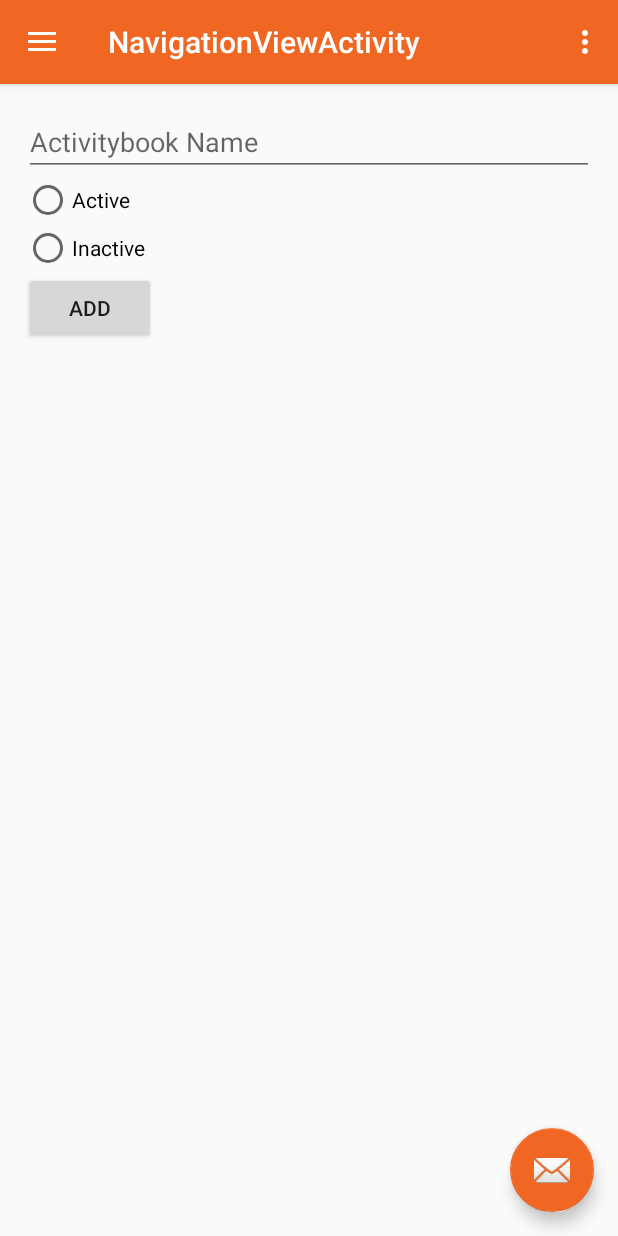
After one commit to bryanzw15/HoaMobileAndroid, an Android app: the fragment AddActivitybookViewFragment placed in its activity, on a phone screen of 412 x 824 dp. The commit adds this screen. Run offline under Robolectric (Android 15) with nearby library versions, the phone set to English and light mode, and no system bars.

Commit message:
Implemented Add Activitybook and error if the user do not have any activytybook, activity, tasklist, task

```diff
--- a/app/src/main/java/com/seng4100/hoamobile/API/EndpointInterface.java
+++ b/app/src/main/java/com/seng4100/hoamobile/API/EndpointInterface.java
@@ -8,8 +8,10 @@ import com.seng4100.hoamobile.Model.Tasklist;
 import java.util.List;
 
 import retrofit.Call;
+import retrofit.http.Body;
 import retrofit.http.DELETE;
 import retrofit.http.GET;
+import retrofit.http.POST;
 import retrofit.http.Path;
 
 public interface EndpointInterface {
@@ -23,6 +25,8 @@ public interface EndpointInterface {
     Call<Activitybook> getActivitybook(@Path("id") int id);
     @DELETE("/activitybooks/{id}")
     Call<String> deleteActivitybook(@Path("id") int id);
+    @POST("/activitybooks")
+    Call<Activitybook> createActivityBook(@Body Activitybook activitybook);
 
 
 
--- a/app/src/main/java/com/seng4100/hoamobile/View/ActivityFragmentView.java
+++ b/app/src/main/java/com/seng4100/hoamobile/View/ActivityFragmentView.java
@@ -199,6 +199,10 @@ public class ActivityFragmentView extends Fragment implements AbsListView.OnItem
                 if (response.isSuccess()) {
                     mAdapter = new ListViewActivityAdapter(getActivity(), response.body().getActivities());
                     mListView.setAdapter(mAdapter);
+
+                    if(mAdapter.getCount() == 0){
+                        setEmptyText("You don't have any activity. Add some of them!");
+                    }
                     Log.d("Success", response.raw().toString());
                 }
             }
--- a/app/src/main/java/com/seng4100/hoamobile/View/ActivitybookFragmentView.java
+++ b/app/src/main/java/com/seng4100/hoamobile/View/ActivitybookFragmentView.java
@@ -206,6 +206,10 @@ public class ActivitybookFragmentView extends Fragment implements AbsListView.On
                     mAdapter = new ListViewActivitybookAdapter(getActivity(), response.body());
                     //mAdapter.setAbsListView(mListView);
                     mListView.setAdapter(mAdapter);
+
+                    if(mAdapter.getCount() == 0){
+                        setEmptyText("You don't have any activitybook. Add some of them!");
+                    }
                     Log.d("Success", "" + response.raw());
                 }
             }
--- /dev/null
+++ b/app/src/main/java/com/seng4100/hoamobile/View/AddActivitybookViewFragment.java
@@ -0,0 +1,104 @@
+package com.seng4100.hoamobile.View;
+
+import android.app.Fragment;
+import android.app.FragmentTransaction;
+import android.os.Bundle;
+import android.support.annotation.Nullable;
+import android.util.Log;
+import android.view.LayoutInflater;
+import android.view.View;
+import android.view.ViewGroup;
+import android.widget.Button;
+import android.widget.EditText;
+import android.widget.RadioButton;
+import android.widget.RadioGroup;
+import android.widget.Toast;
+
+import com.seng4100.hoamobile.API.EndpointInterface;
+import com.seng4100.hoamobile.API.ServiceGenerator;
+import com.seng4100.hoamobile.Adapter.ListViewActivityAdapter;
+import com.seng4100.hoamobile.Model.Activitybook;
+import com.seng4100.hoamobile.R;
+
+import retrofit.Call;
+import retrofit.Callback;
+import retrofit.Response;
+import retrofit.Retrofit;
+
+
+public class AddActivitybookViewFragment extends Fragment {
+
+    //RadioGroup activeRadioGroup = (RadioGroup) getView().findViewById(R.id.active_radiogroup);
+
+
+    //int selectedID = activeRadioGroup.getCheckedRadioButtonId();
+
+    //RadioButton selectedButton = (RadioButton) getView().findViewById(selectedID);
+    //String activeness = "";
+
+
+    @Nullable
+    @Override
+    public View onCreateView(LayoutInflater inflater, ViewGroup container, Bundle savedInstanceState) {
+        return inflater.inflate(R.layout.fragment_add_activitybook, container, false);
+        //return super.onCreateView(inflater, container, savedInstanceState);
+
+
+    }
+
+    @Override
+    public void onCreate(Bundle savedInstanceState ) {
+        super.onCreate(savedInstanceState);
+
+
+
+
+    }
+
+    @Override
+    public void onStart() {
+        super.onStart();
+
+        final EditText addActivityBook = (EditText) getView().findViewById(R.id.add_activitybook_name);
+
+
+        final Button sumbitButton = (Button) getView().findViewById(R.id.add_button);
+        sumbitButton.setOnClickListener(new View.OnClickListener() {
+            @Override
+            public void onClick(View v) {
+                sumbitButton.setEnabled(false);
+
+                Activitybook activitybook = new Activitybook();
+
+                activitybook.setName(addActivityBook.getText().toString());
+                activitybook.setActive("1");
+
+                createActivitybook(activitybook);
+
+            }
+        });
+    }
+
+
+    private void createActivitybook(Activitybook activitybook){
+        EndpointInterface endpoint = ServiceGenerator.createService(EndpointInterface.class);
+        Call<Activitybook> call = endpoint.createActivityBook(activitybook);
+        call.enqueue(new Callback<Activitybook>() {
+            @Override
+            public void onResponse(Response<Activitybook> response, Retrofit retrofit) {
+                if (response.isSuccess()) {
+                    ActivitybookFragmentView activitybookfragment = new ActivitybookFragmentView();
+                    getFragmentManager().beginTransaction()
+                            .replace(R.id.frame_container, activitybookfragment)
+                            .addToBackStack(null)
+                            .commit();
+                }
+            }
+
+            @Override
+            public void onFailure(Throwable t) {
+                Log.d("Error", t.getMessage());
+            }
+        });
+    }
+}
--- a/app/src/main/java/com/seng4100/hoamobile/View/NavigationViewActivity.java
+++ b/app/src/main/java/com/seng4100/hoamobile/View/NavigationViewActivity.java
@@ -108,7 +108,8 @@ public class NavigationViewActivity extends AppCompatActivity
             case R.id.nav_activities:
                 fragmentClass = ActivityFragmentView.class;
                 break;
-            case R.id.nav_slideshow:
+            case R.id.nav_addActivity:
+                fragmentClass = AddActivitybookViewFragment.class;
                 break;
             case R.id.nav_manage:
                 break;
--- a/app/src/main/java/com/seng4100/hoamobile/View/TasklistFragmentView.java
+++ b/app/src/main/java/com/seng4100/hoamobile/View/TasklistFragmentView.java
@@ -189,6 +189,11 @@ public class TasklistFragmentView extends Fragment implements ExpandableListView
                 if (response.isSuccess()) {
                     mAdapter = new ExpandbleListViewTasklistAdapter(getActivity(), appendTasks(response.body().getTasklists()));
                     mListView.setAdapter(mAdapter);
+
+                    if(mAdapter.getGroupCount() == 0){
+                        setEmptyText("You don't have any tasklist/task. Add some of them!");
+                    }
+
                     Log.d("Success", response.raw().toString());
                 }
             }
--- /dev/null
+++ b/app/src/main/res/layout/fragment_add_activitybook.xml
@@ -0,0 +1,36 @@
+<?xml version="1.0" encoding="utf-8"?>
+<RelativeLayout xmlns:android="http://schemas.android.com/apk/res/android"
+    android:orientation="vertical" android:layout_width="match_parent"
+    android:layout_height="match_parent">
+
+    <EditText
+        android:id="@+id/add_activitybook_name"
+        android:layout_width="match_parent"
+        android:layout_height="wrap_content"
+        android:hint="Activitybook Name"
+        android:singleLine="true"/>
+
+    <RadioGroup
+        android:id="@+id/active_radiogroup"
+        android:layout_below="@id/add_activitybook_name"
+        android:layout_width="wrap_content"
+        android:layout_height="wrap_content">
+        <RadioButton
+            android:id="@+id/active_radiobutton"
+            android:layout_width="wrap_content"
+            android:layout_height="wrap_content"
+            android:text="Active"/>
+        <RadioButton
+            android:id="@+id/inactive_radiobutton"
+            android:layout_width="wrap_content"
+            android:layout_height="wrap_content"
+            android:text="Inactive"/>
+    </RadioGroup>
+
+    <Button
+        android:id="@+id/add_button"
+        android:layout_below="@id/active_radiogroup"
+        android:layout_width="wrap_content"
+        android:layout_height="wrap_content"
+        android:text="Add"/>
+</RelativeLayout>
--- a/app/src/main/res/menu/activity_navigation_view_drawer.xml
+++ b/app/src/main/res/menu/activity_navigation_view_drawer.xml
@@ -6,8 +6,8 @@
             android:title="Activitybooks" />
         <item android:id="@+id/nav_activities" android:icon="@android:drawable/ic_menu_more"
             android:title="Activities" />
-        <item android:id="@+id/nav_slideshow" android:icon="@android:drawable/ic_menu_slideshow"
-            android:title="Slideshow" />
+        <item android:id="@+id/nav_addActivity" android:icon="@android:drawable/ic_menu_slideshow"
+            android:title="Add Activity" />
         <item android:id="@+id/nav_manage" android:icon="@android:drawable/ic_menu_manage"
             android:title="Tools" />
     </group>
```
Also changed, not shown: app/src/main/java/com/seng4100/hoamobile/Adapter/ListViewActivityAdapter.java (+10 -0 lines), app/src/main/java/com/seng4100/hoamobile/Adapter/ListViewActivitybookAdapter.java (+9 -0 lines).
